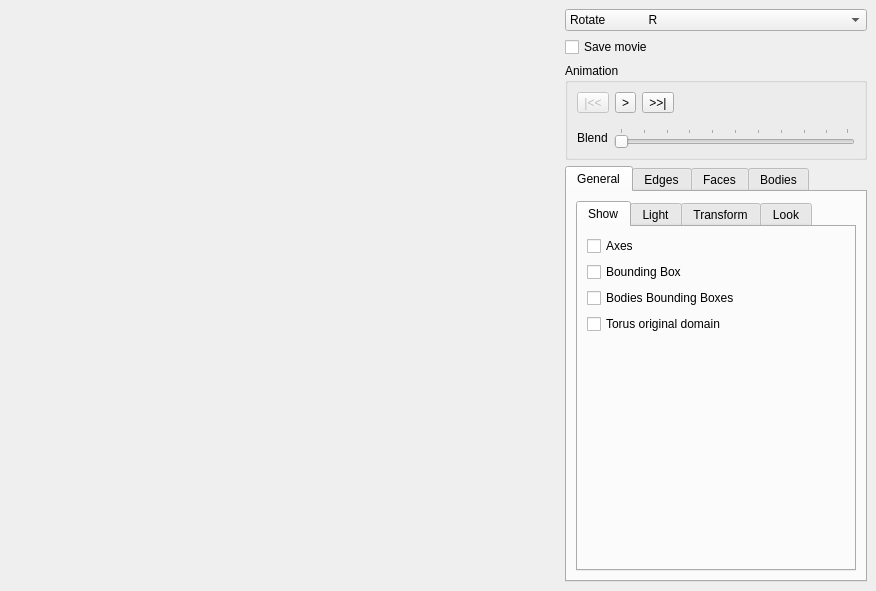
This is MainWindow.ui in danlipsa/foamvis as Qt 5 draws it before an edit. The edited form follows.
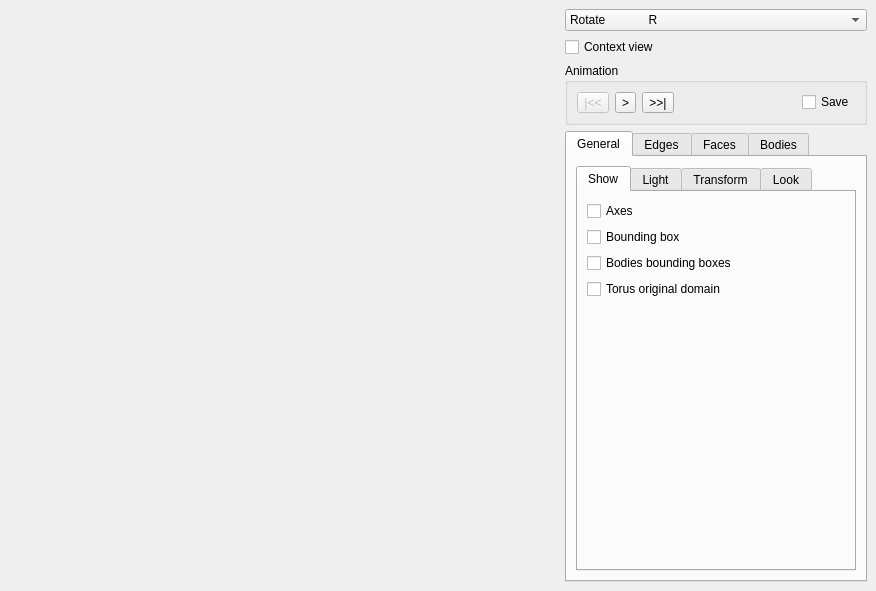
This is the edited form. The open tabs and pages were chosen to show the change. Custom widgets are drawn as their Qt base class.

The edit to the form file:
```diff
--- a/MainWindow.ui
+++ b/MainWindow.ui
@@ -165,9 +165,9 @@
         </widget>
        </item>
        <item>
-        <widget class="QCheckBox" name="checkBoxSaveMovie">
+        <widget class="QCheckBox" name="checkBoxContextView">
          <property name="text">
-          <string>Save movie</string>
+          <string>Context view</string>
          </property>
         </widget>
        </item>
@@ -226,47 +226,10 @@
                </property>
               </spacer>
              </item>
-            </layout>
-           </widget>
-          </item>
-          <item>
-           <widget class="QWidget" name="widgetBlend" native="true">
-            <layout class="QHBoxLayout" name="horizontalLayout_7">
-             <property name="leftMargin">
-              <number>0</number>
-             </property>
-             <property name="topMargin">
-              <number>9</number>
-             </property>
-             <property name="rightMargin">
-              <number>0</number>
-             </property>
-             <property name="bottomMargin">
-              <number>0</number>
-             </property>
              <item>
-              <widget class="QLabel" name="label_4">
+              <widget class="QCheckBox" name="checkBoxSaveMovie">
                <property name="text">
-                <string>Blend</string>
-               </property>
-              </widget>
-             </item>
-             <item>
-              <widget class="QSlider" name="horizontalSliderBlend">
-               <property name="maximum">
-                <number>99</number>
-               </property>
-               <property name="pageStep">
-                <number>10</number>
-               </property>
-               <property name="orientation">
-                <enum>Qt::Horizontal</enum>
-               </property>
-               <property name="tickPosition">
-                <enum>QSlider::TicksAbove</enum>
-               </property>
-               <property name="tickInterval">
-                <number>10</number>
+                <string>Save</string>
                </property>
               </widget>
              </item>
@@ -318,14 +281,14 @@
                <item>
                 <widget class="QCheckBox" name="checkBoxBoundingBox">
                  <property name="text">
-                  <string>Bounding Box</string>
+                  <string>Bounding box</string>
                  </property>
                 </widget>
                </item>
                <item>
                 <widget class="QCheckBox" name="checkBoxBodiesBoundingBoxes">
                  <property name="text">
-                  <string>Bodies Bounding Boxes</string>
+                  <string>Bodies bounding boxes</string>
                  </property>
                 </widget>
                </item>
```
Left out of the diff: 183 changed lines with no effect on the pictures.
